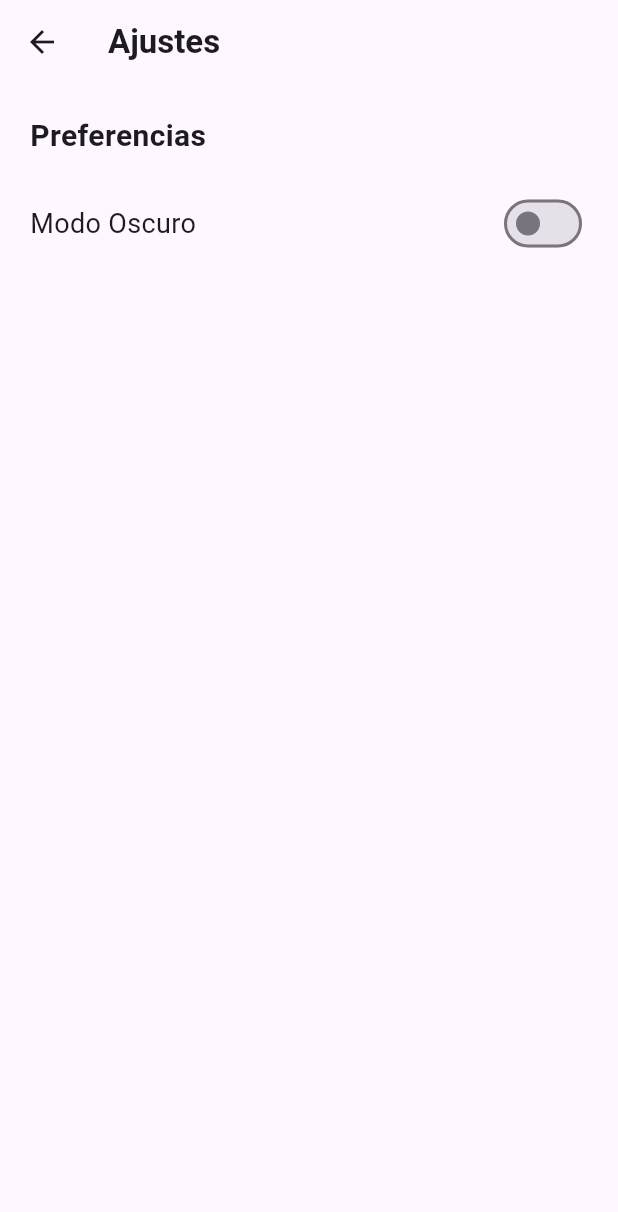
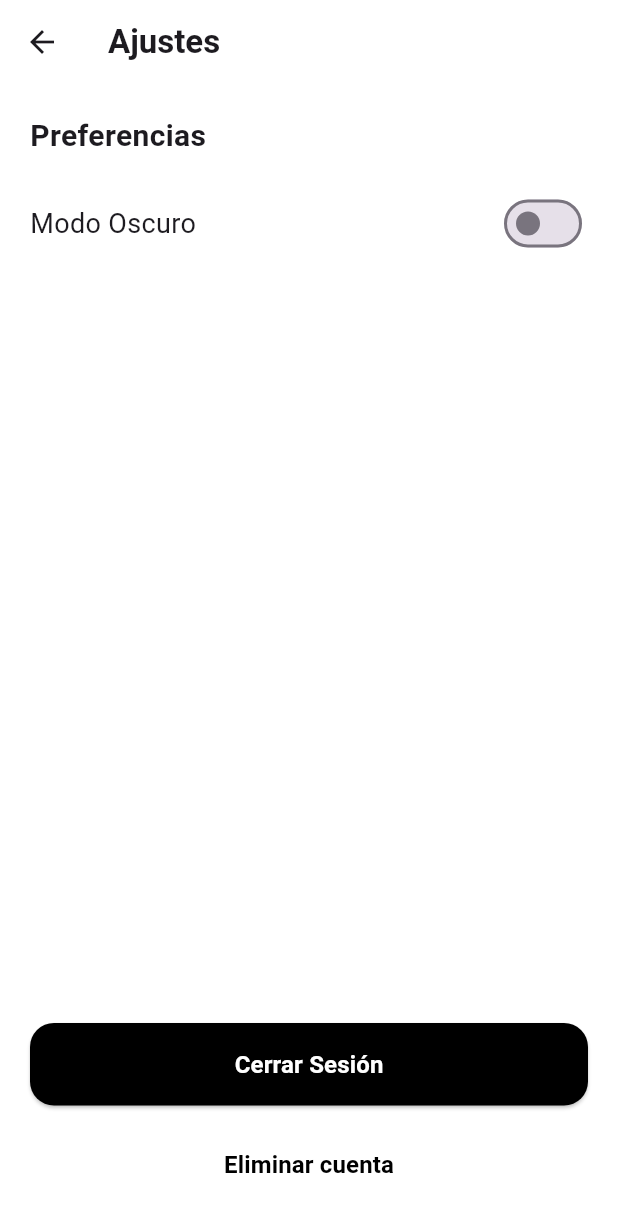
Before and after one commit to HectorSan13/GymBook, a Flutter app: the SettingsScreen screen opened directly, on a phone screen of 412 x 824 dp. Shown: the top 1212 px of the screen. Run offline on Flutter 3.47's test engine with Material 3 defaults, Android fonts, the phone set to English and light mode, and no system bars; our stand-ins replace syncfusion_flutter_charts.

Commit message:
ui: estandarizacion de botones y tema de NavigationBar en Ajustes

```diff
--- a/lib/main.dart
+++ b/lib/main.dart
@@ -1,5 +1,4 @@
 import 'package:flutter/material.dart';
-import 'package:google_fonts/google_fonts.dart';
 import 'screens/welcome_screen.dart';
 
 // Variable global para controlar el Modo Oscuro desde
--- a/lib/screens/login_screen.dart
+++ b/lib/screens/login_screen.dart
@@ -1,6 +1,6 @@
 import 'package:flutter/material.dart';
 import 'package:gymbook/screens/routines_screen.dart';
-import 'exercises_screen.dart';
+
 
 class LoginScreen extends StatelessWidget {
   const LoginScreen({super.key});
--- a/lib/screens/settings_screen.dart
+++ b/lib/screens/settings_screen.dart
@@ -1,5 +1,6 @@
 import 'package:flutter/material.dart';
 import 'package:gymbook/main.dart';
+import 'package:gymbook/screens/welcome_screen.dart';
 
 class SettingsScreen extends StatefulWidget {
   const SettingsScreen({super.key});
@@ -12,12 +13,20 @@ class _SettingsScreenState extends State<SettingsScreen> {
   @override
   Widget build(BuildContext context) {
     return Scaffold(
+      backgroundColor: Colors.white,
       appBar: AppBar(
+        backgroundColor: Colors.white,
         elevation: 0,
-        title: const Text('Ajustes', style: TextStyle(fontWeight: FontWeight.bold)),
+        title: const Text(
+          'Ajustes',
+          style: TextStyle(fontWeight: FontWeight.bold),
         ),
-      body: ListView(
+      ),
+      // El body solo contiene el contenido superior
+      body: Padding(
         padding: const EdgeInsets.all(20),
+        child: Column(
+          crossAxisAlignment: CrossAxisAlignment.start,
           children: [
             const Text(
               'Preferencias',
@@ -25,6 +34,7 @@ class _SettingsScreenState extends State<SettingsScreen> {
             ),
             const SizedBox(height: 20),
 
+            // Switch de Modo Oscuro
             Row(
               mainAxisAlignment: MainAxisAlignment.spaceBetween,
               children: [
@@ -33,7 +43,8 @@ class _SettingsScreenState extends State<SettingsScreen> {
                   value: themeNotifier.value == ThemeMode.dark,
                   onChanged: (bool valor) {
                     setState(() {
-                    themeNotifier.value = valor ? ThemeMode.dark : ThemeMode.light;
+                      themeNotifier.value =
+                          valor ? ThemeMode.dark : ThemeMode.light;
                     });
                   },
                 ),
@@ -41,6 +52,81 @@ class _SettingsScreenState extends State<SettingsScreen> {
             ),
           ],
         ),
+      ),
+
+      // bottomNavigationBar ancla los botones al fondo de la pantalla de forma garantizada
+      bottomNavigationBar: SafeArea(
+        child: Padding(
+          padding: const EdgeInsets.all(20),
+          child: Column(
+            mainAxisSize: MainAxisSize.min, // Ocupa solo el alto de los dos botones
+            children: [
+              // Botón 1: Cerrar Sesión
+              SizedBox(
+                width: double.infinity,
+                child: ElevatedButton(
+                  onPressed: () {
+                    Navigator.of(context).pushAndRemoveUntil(
+                      MaterialPageRoute(
+                        builder: (context) => const WelcomeScreen(),
+                      ),
+                      (route) => false,
+                    );
+                  },
+                  style: ElevatedButton.styleFrom(
+                    backgroundColor: Colors.black,
+                    foregroundColor: Colors.white,
+                    padding: const EdgeInsets.symmetric(vertical: 16),
+                    shape: RoundedRectangleBorder(
+                      borderRadius: BorderRadius.circular(16),
+                    ),
+                  ),
+                  child: const Text(
+                    'Cerrar Sesión',
+                    style: TextStyle(
+                      fontSize: 16,
+                      fontWeight: FontWeight.bold,
+                    ),
+                  ),
+                ),
+              ),
+
+              const SizedBox(height: 12),
+
+              // Botón 2: Eliminar Cuenta
+              SizedBox(
+                width: double.infinity,
+                child: ElevatedButton(
+                  onPressed: () {
+                    Navigator.of(context).pushAndRemoveUntil(
+                      MaterialPageRoute(
+                        builder: (context) => const WelcomeScreen(),
+                      ),
+                      (route) => false,
+                    );
+                  },
+                  style: ElevatedButton.styleFrom(
+                    backgroundColor: Colors.white,
+                    foregroundColor: Colors.black,
+                    elevation: 0,
+                    padding: const EdgeInsets.symmetric(vertical: 16),
+                    shape: RoundedRectangleBorder(
+                      borderRadius: BorderRadius.circular(16),
+                    ),
+                  ),
+                  child: const Text(
+                    'Eliminar cuenta',
+                    style: TextStyle(
+                      fontSize: 16,
+                      fontWeight: FontWeight.bold,
+                    ),
+                  ),
+                ),
+              ),
+            ],
+          ),
+        ),
+      ),
     );
   }
 }
```
Also changed, not shown: lib/screens/routines_screen.dart (+22 -5 lines). Lines whose indentation alone changed are shown as unchanged.
